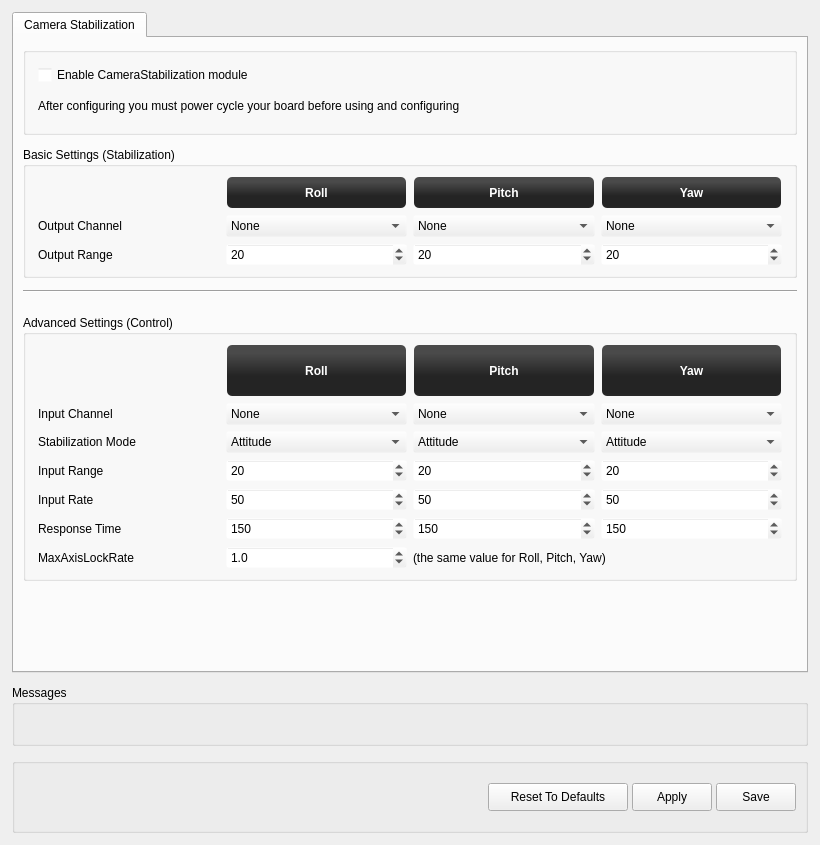
openpilot/OpenPilot, file ground/openpilotgcs/src/plugins/config/camerastabilization.ui: the form before one commit.
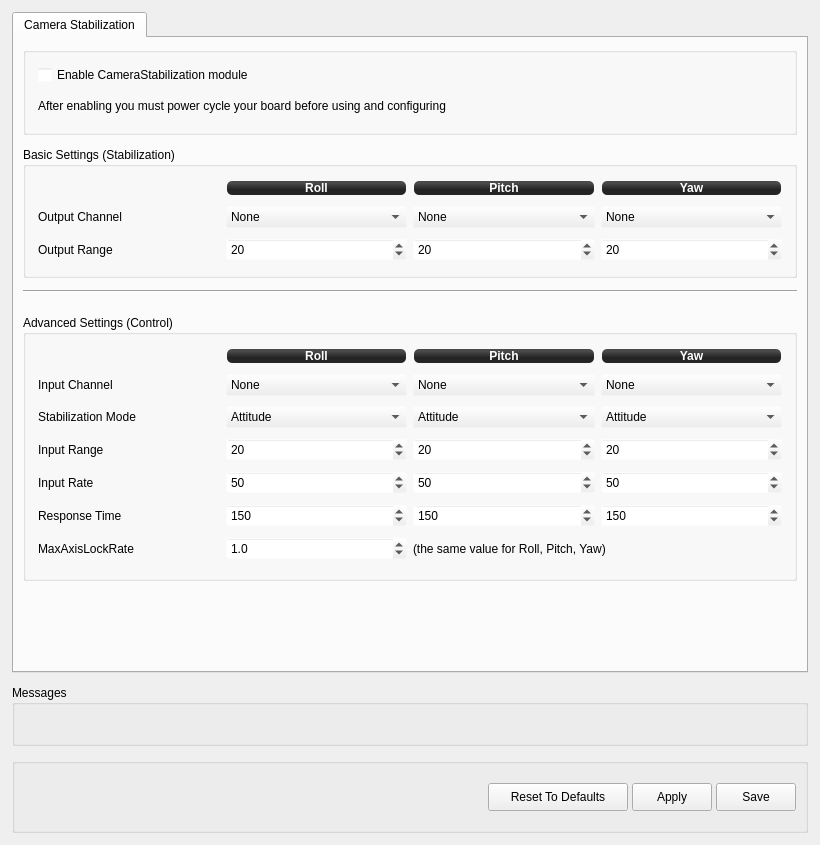
The form after the commit. Icons and pictures are not drawn.

Commit message: Make size of labels consistant

The edit to the form file:
```diff
--- a/ground/openpilotgcs/src/plugins/config/camerastabilization.ui
+++ b/ground/openpilotgcs/src/plugins/config/camerastabilization.ui
@@ -131,8 +131,8 @@
            <rect>
             <x>0</x>
             <y>0</y>
-            <width>792</width>
-            <height>630</height>
+            <width>790</width>
+            <height>644</height>
            </rect>
           </property>
           <property name="autoFillBackground">
@@ -176,7 +176,7 @@
               <item>
                <widget class="QLabel" name="label_7">
                 <property name="text">
-                 <string>After configuring you must power cycle your board before using and configuring</string>
+                 <string>After enabling you must power cycle your board before using and configuring</string>
                 </property>
                </widget>
               </item>
@@ -328,6 +328,18 @@
               </item>
               <item row="1" column="3">
                <widget class="QLabel" name="label_44">
+                <property name="sizePolicy">
+                 <sizepolicy hsizetype="Preferred" vsizetype="Fixed">
+                  <horstretch>0</horstretch>
+                  <verstretch>0</verstretch>
+                 </sizepolicy>
+                </property>
+                <property name="minimumSize">
+                 <size>
+                  <width>0</width>
+                  <height>16</height>
+                 </size>
+                </property>
                 <property name="styleSheet">
                  <string notr="true">background-color: qlineargradient(spread:reflect, x1:0.507, y1:0, x2:0.507, y2:0.772, stop:0.208955 rgba(74, 74, 74, 255), stop:0.78607 rgba(36, 36, 36, 255));
 color: rgb(255, 255, 255);
@@ -345,6 +357,18 @@
               </item>
               <item row="1" column="2">
                <widget class="QLabel" name="label_45">
+                <property name="sizePolicy">
+                 <sizepolicy hsizetype="Preferred" vsizetype="Fixed">
+                  <horstretch>0</horstretch>
+                  <verstretch>0</verstretch>
+                 </sizepolicy>
+                </property>
+                <property name="minimumSize">
+                 <size>
+                  <width>0</width>
+                  <height>16</height>
+                 </size>
+                </property>
                 <property name="styleSheet">
                  <string notr="true">background-color: qlineargradient(spread:reflect, x1:0.507, y1:0, x2:0.507, y2:0.772, stop:0.208955 rgba(74, 74, 74, 255), stop:0.78607 rgba(36, 36, 36, 255));
 color: rgb(255, 255, 255);
@@ -362,6 +386,18 @@
               </item>
               <item row="1" column="1">
                <widget class="QLabel" name="label_46">
+                <property name="sizePolicy">
+                 <sizepolicy hsizetype="Preferred" vsizetype="Fixed">
+                  <horstretch>0</horstretch>
+                  <verstretch>0</verstretch>
+                 </sizepolicy>
+                </property>
+                <property name="minimumSize">
+                 <size>
+                  <width>0</width>
+                  <height>16</height>
+                 </size>
+                </property>
                 <property name="styleSheet">
                  <string notr="true">background-color: qlineargradient(spread:reflect, x1:0.507, y1:0, x2:0.507, y2:0.772, stop:0.208955 rgba(74, 74, 74, 255), stop:0.78607 rgba(36, 36, 36, 255));
 color: rgb(255, 255, 255);
@@ -432,6 +468,18 @@
               </property>
               <item row="1" column="3">
                <widget class="QLabel" name="label_32">
+                <property name="sizePolicy">
+                 <sizepolicy hsizetype="Preferred" vsizetype="Fixed">
+                  <horstretch>0</horstretch>
+                  <verstretch>0</verstretch>
+                 </sizepolicy>
+                </property>
+                <property name="minimumSize">
+                 <size>
+                  <width>0</width>
+                  <height>16</height>
+                 </size>
+                </property>
                 <property name="styleSheet">
                  <string notr="true">background-color: qlineargradient(spread:reflect, x1:0.507, y1:0, x2:0.507, y2:0.772, stop:0.208955 rgba(74, 74, 74, 255), stop:0.78607 rgba(36, 36, 36, 255));
 color: rgb(255, 255, 255);
@@ -449,6 +497,18 @@
               </item>
               <item row="1" column="2">
                <widget class="QLabel" name="label_33">
+                <property name="sizePolicy">
+                 <sizepolicy hsizetype="Preferred" vsizetype="Fixed">
+                  <horstretch>0</horstretch>
+                  <verstretch>0</verstretch>
+                 </sizepolicy>
+                </property>
+                <property name="minimumSize">
+                 <size>
+                  <width>0</width>
+                  <height>16</height>
+                 </size>
+                </property>
                 <property name="styleSheet">
                  <string notr="true">background-color: qlineargradient(spread:reflect, x1:0.507, y1:0, x2:0.507, y2:0.772, stop:0.208955 rgba(74, 74, 74, 255), stop:0.78607 rgba(36, 36, 36, 255));
 color: rgb(255, 255, 255);
@@ -466,6 +526,18 @@
               </item>
               <item row="1" column="1">
                <widget class="QLabel" name="label_34">
+                <property name="sizePolicy">
+                 <sizepolicy hsizetype="Preferred" vsizetype="Fixed">
+                  <horstretch>0</horstretch>
+                  <verstretch>0</verstretch>
+                 </sizepolicy>
+                </property>
+                <property name="minimumSize">
+                 <size>
+                  <width>0</width>
+                  <height>16</height>
+                 </size>
+                </property>
                 <property name="styleSheet">
                  <string notr="true">background-color: qlineargradient(spread:reflect, x1:0.507, y1:0, x2:0.507, y2:0.772, stop:0.208955 rgba(74, 74, 74, 255), stop:0.78607 rgba(36, 36, 36, 255));
 color: rgb(255, 255, 255);
```
